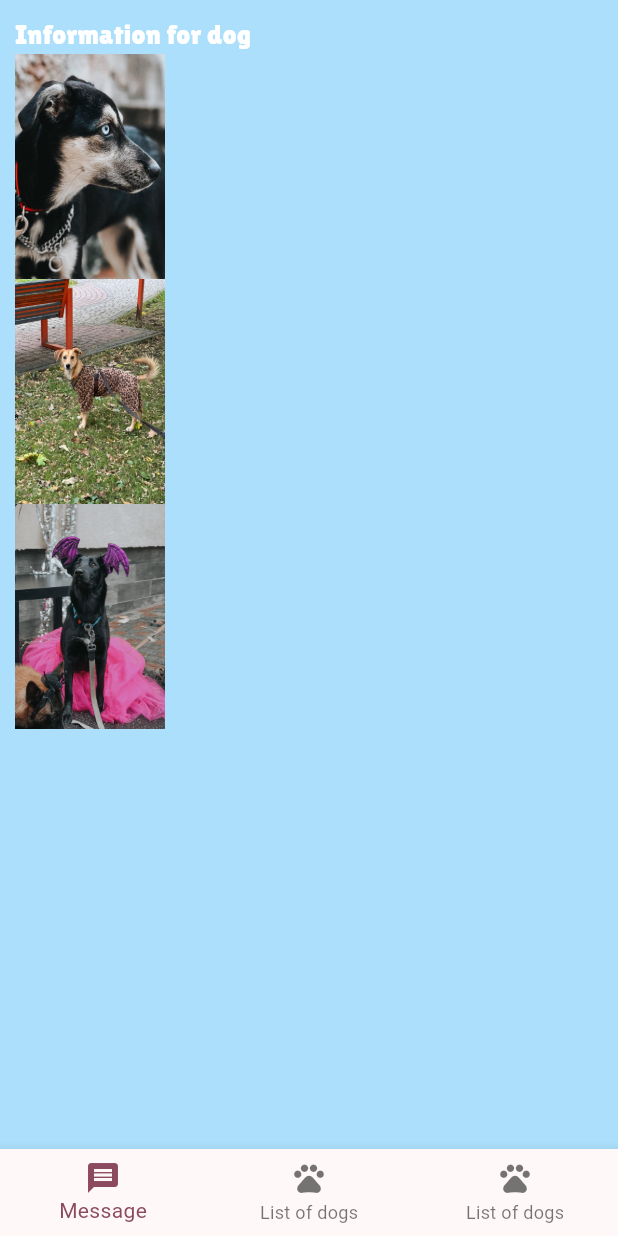
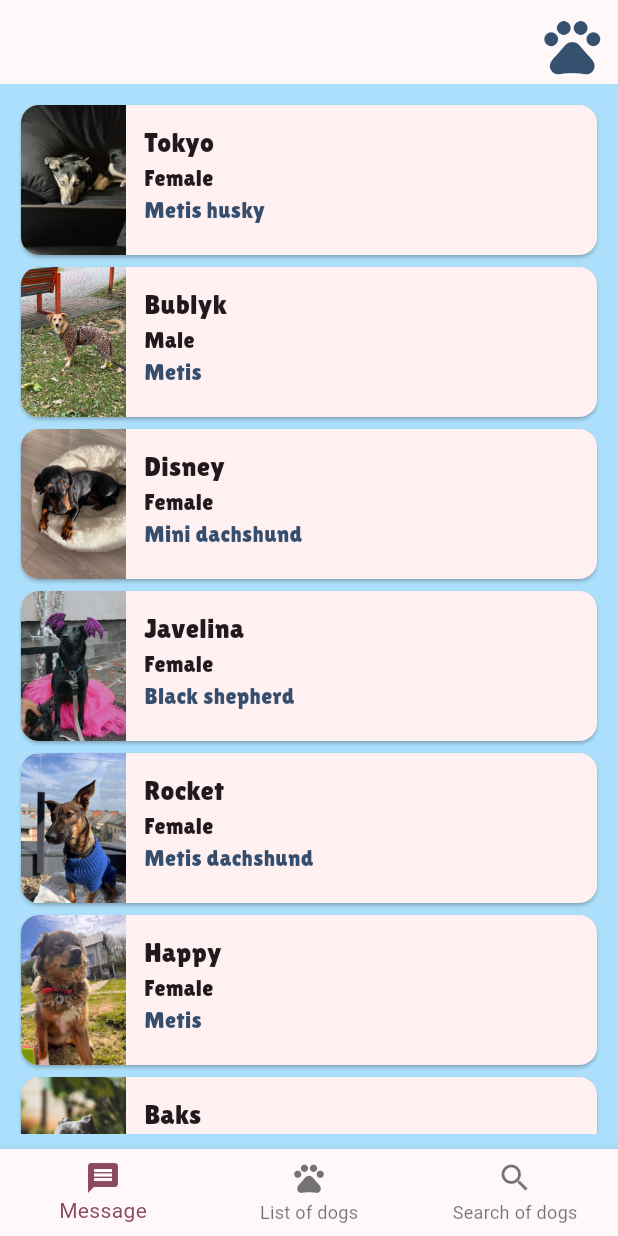
Before and after one commit to LiliaMamutova/dog_friends, a Flutter app: the screen it shows after launch, on a phone screen of 412 x 824 dp. Run offline on Flutter 3.47's test engine with Material 2 defaults, Android fonts, the light colour scheme and no system bars; Roboto replaces fonts that are missing (LilitaOneScript).

Commit message:
Added screen with List and Grid view, adaptation

```diff
--- /dev/null
+++ b/lib/dog_info.model.dart
@@ -0,0 +1,17 @@
+class DogInfo {
+  String image;
+  String name;
+  String breed;
+  String gender;
+  String birthDate;
+  String featureOfDog;
+
+  DogInfo({
+    required this.image,
+    required this.name,
+    required this.breed,
+    required this.gender,
+    required this.birthDate,
+    required this.featureOfDog,
+  });
+}
--- a/lib/dogs_list_feature.dart
+++ b/lib/dogs_list_feature.dart
@@ -1,4 +1,8 @@
 import 'package:flutter/material.dart';
+
+import 'grid_dogs_widget.dart';
+import 'list_dogs_mock_data.dart';
+import 'list_dogs_widget.dart';
 
 class DogsListScreen extends StatefulWidget {
   const DogsListScreen({super.key});
@@ -8,52 +12,47 @@ class DogsListScreen extends StatefulWidget {
 }
 
 class _DogsListScreenState extends State<DogsListScreen> {
+  bool isGridView = false;
+
+  void changeView() {
+    setState(() {
+      isGridView = !isGridView;
+    });
+  }
+
+  void goToMessage(BuildContext context) {
+    // Navigator.of(context)
+    //     .push(MaterialPageRoute(builder: (context) => const MessageScreen()));
+  }
+
+  void goToDogsList(BuildContext context) {
+    // Navigator.of(context)
+    //     .push(MaterialPageRoute(builder: (context) => const DogsListFeature()));
+  }
+
+  void goToSearch(BuildContext context) {
+    // Navigator.of(context)
+    //     .push(MaterialPageRoute(builder: (context) => const SearchScreen()));
+  }
+
   @override
   Widget build(BuildContext context) {
+    final bool isLandScape =
+        MediaQuery.of(context).orientation == Orientation.landscape;
+    final bool isEnoughWidth = MediaQuery.of(context).size.width > 932;
+    final int columnsCount = isLandScape && isEnoughWidth ? 4 : 2;
+
     return Scaffold(
-      body: Padding(
-        padding: const EdgeInsets.all(10.0),
-        child: ListView(children: [
-          Column(
-            mainAxisAlignment: MainAxisAlignment.spaceAround,
-            crossAxisAlignment: CrossAxisAlignment.start,
-            children: [
-              const Text(
-                "Information for dog",
-                style: TextStyle(
-                  color: Colors.white,
-                  fontFamily: "LilitaOneScript",
-                  fontSize: 18,
-                ),
-              ),
-              SizedBox.fromSize(
-                child: Image.asset(
-                  "assets/images/tokyo.jpeg",
-                  height: 150,
-                  width: 100,
-                  fit: BoxFit.fill,
-                ),
-              ),
-              SizedBox.fromSize(
-                child: Image.asset(
-                  "assets/images/bublyk.jpeg",
-                  height: 150,
-                  width: 100,
-                  fit: BoxFit.fill,
-                ),
-              ),
-              SizedBox.fromSize(
-                child: Image.asset(
-                  "assets/images/javelina.jpeg",
-                  height: 150,
-                  width: 100,
-                  fit: BoxFit.fill,
-                ),
-              ),
-            ],
-          )
-        ]),
-      ),
+      appBar: AppBar(actions: [
+        IconButton(
+          onPressed: changeView,
+          icon: const Icon(
+            Icons.pets,
+            size: 45,
+            color: Color(0xCE06284E),
+          ),
+        )
+      ]),
       bottomNavigationBar: BottomNavigationBar(
         items: const <BottomNavigationBarItem>[
           BottomNavigationBarItem(
@@ -65,10 +64,19 @@ class _DogsListScreenState extends State<DogsListScreen> {
             label: "List of dogs",
           ),
           BottomNavigationBarItem(
-            icon: Icon(Icons.pets),
-            label: "List of dogs",
+            icon: Icon(Icons.search),
+            label: "Search of dogs",
           ),
         ],
+      ),
+      body: Padding(
+        padding: const EdgeInsets.all(10.0),
+        child: isLandScape
+            ? GridDogs(
+                dogsList: dogsList,
+                columnsCount: columnsCount,
+              )
+            : ListDogs(dogsList: dogsList),
       ),
     );
   }
--- /dev/null
+++ b/lib/grid_dogs_widget.dart
@@ -0,0 +1,88 @@
+import 'package:flutter/material.dart';
+
+import 'dog_info.model.dart';
+import 'text_scaler.dart';
+
+class GridDogs extends StatelessWidget {
+  const GridDogs({
+    super.key,
+    required this.dogsList,
+    required this.columnsCount,
+  });
+
+  final List<DogInfo> dogsList;
+  final int columnsCount;
+
+  @override
+  Widget build(BuildContext context) {
+    return GridView.builder(
+      itemCount: dogsList.length,
+      gridDelegate: SliverGridDelegateWithFixedCrossAxisCount(
+        crossAxisCount: columnsCount,
+        mainAxisExtent: 180,
+      ),
+      itemBuilder: (BuildContext context, int index) {
+        final DogInfo dog = dogsList[index];
+        return Card(
+          margin: const EdgeInsets.symmetric(vertical: 5, horizontal: 5),
+          shape: RoundedRectangleBorder(
+            borderRadius: BorderRadius.circular(18),
+          ),
+          child: Padding(
+            padding: const EdgeInsets.all(8.0),
+            child: Row(
+              crossAxisAlignment: CrossAxisAlignment.start,
+              mainAxisAlignment: MainAxisAlignment.spaceEvenly,
+              children: [
+                Column(
+                  children: [
+                    CircleAvatar(
+                      backgroundImage: AssetImage(dog.image),
+                      radius: 55,
+                    ),
+                    Text(
+                      dog.name,
+                      style: const TextStyle(
+                        fontSize: 20,
+                        fontFamily: "LilitaOneScript",
+                      ),
+                    ),
+                  ],
+                ),
+                Column(
+                  crossAxisAlignment: CrossAxisAlignment.start,
+                  children: [
+                    Text(
+                      dog.gender,
+                      textScaleFactor: textScaleFactor(context),
+                      style: const TextStyle(
+                        fontSize: 12,
+                        fontFamily: "LilitaOneScript",
+                      ),
+                    ),
+                    Text(
+                      dog.breed,
+                      textScaleFactor: textScaleFactor(context),
+                      style: const TextStyle(
+                        fontSize: 12,
+                        fontFamily: "LilitaOneScript",
+                      ),
+                    ),
+                    Text(
+                      dog.birthDate,
+                      textScaleFactor: textScaleFactor(context),
+                      style: const TextStyle(
+                        fontSize: 12,
+                        fontFamily: "LilitaOneScript",
+                      ),
+                    ),
+                  ],
+                ),
+              ],
+            ),
+          ),
+        );
+      },
+    );
+  }
+}
--- /dev/null
+++ b/lib/list_dogs_mock_data.dart
@@ -0,0 +1,68 @@
+import 'dog_info.model.dart';
+
+List<DogInfo> dogsList = [
+  DogInfo(
+    name: "Tokyo",
+    breed: "Metis husky",
+    gender: "Female",
+    birthDate: "21.04.2022",
+    featureOfDog: "Average height. Sterilized",
+    image: "assets/images/tokyo1.jpeg",
+  ),
+  DogInfo(
+    name: "Bublyk",
+    breed: "Metis",
+    gender: "Male",
+    birthDate: "20.05.2022",
+    featureOfDog: "Average height. Emasculate",
+    image: "assets/images/bublyk.jpeg",
+  ),
+  DogInfo(
+    name: "Disney",
+    breed: "Mini dachshund",
+    gender: "Female",
+    birthDate: "30.05.2022",
+    featureOfDog: "Average height. Not sterilized",
+    image: "assets/images/disney.jpeg",
+  ),
+  DogInfo(
+    name: "Javelina",
+    breed: "Black shepherd",
+    gender: "Female",
+    birthDate: "15.02.2022",
+    featureOfDog: "Average height. Not sterilized",
+    image: "assets/images/javelina.jpeg",
+  ),
+  DogInfo(
+    name: "Rocket",
+    breed: "Metis dachshund",
+    gender: "Female",
+    birthDate: "12.01.2021",
+    featureOfDog: "Small height. Sterilized",
+    image: "assets/images/rocket.jpeg",
+  ),
+  DogInfo(
+    name: "Happy",
+    breed: "Metis",
+    gender: "Female",
+    birthDate: "30.05.2022",
+    featureOfDog: "Average height. Not sterilized",
+    image: "assets/images/happy.jpeg",
+  ),
+  DogInfo(
+    name: "Baks",
+    breed: "Am. Bully",
+    gender: "Male",
+    birthDate: "11.05.2023",
+    featureOfDog: "Average height. Not sterilized",
+    image: "assets/images/baks.jpeg",
+  ),
+  DogInfo(
+    name: "Feona",
+    breed: "Husky",
+    gender: "Female",
+    birthDate: "03.09.2023",
+    featureOfDog: "Average height. Not sterilized",
+    image: "assets/images/husky.jpeg",
+  ),
+];
--- /dev/null
+++ b/lib/list_dogs_widget.dart
@@ -0,0 +1,70 @@
+import 'package:flutter/material.dart';
+
+import 'dog_info.model.dart';
+
+class ListDogs extends StatelessWidget {
+  const ListDogs({
+    super.key,
+    required this.dogsList,
+  });
+
+  final List<DogInfo> dogsList;
+
+  @override
+  Widget build(BuildContext context) {
+    return ListView.builder(
+      itemCount: dogsList.length,
+      itemBuilder: (BuildContext context, int index) {
+        final DogInfo item = dogsList[index];
+        return GestureDetector(
+          onTap: () {},
+          child: Card(
+            clipBehavior: Clip.antiAlias,
+            child: SizedBox(
+              height: 100,
+              child: Row(
+                mainAxisAlignment: MainAxisAlignment.start,
+                children: [
+                  Image.asset(
+                    item.image,
+                    width: 70,
+                    height: 100,
+                    fit: BoxFit.cover,
+                  ),
+                  Padding(
+                    padding: const EdgeInsets.all(12.0),
+                    child: Column(
+                      crossAxisAlignment: CrossAxisAlignment.start,
+                      children: [
+                        Text(
+                          item.name,
+                          style: const TextStyle(
+                            fontSize: 18,
+                            fontFamily: "LilitaOneScript",
+                          ),
+                        ),
+                        Text(
+                          item.gender,
+                          style: const TextStyle(
+                              fontSize: 15, fontFamily: "LilitaOneScript"),
+                        ),
+                        Text(
+                          item.breed,
+                          style: const TextStyle(
+                            fontSize: 15,
+                            fontFamily: "LilitaOneScript",
+                            color: Color(0xCE06284E),
+                          ),
+                        ),
+                      ],
+                    ),
+                  ),
+                ],
+              ),
+            ),
+          ),
+        );
+      },
+    );
+  }
+}
--- a/lib/screen_1.dart
+++ /dev/null
@@ -1 +0,0 @@
-// TODO Implement this library.
--- /dev/null
+++ b/lib/text_scaler.dart
@@ -0,0 +1,10 @@
+import 'dart:math';
+
+import 'package:flutter/material.dart';
+
+double textScaleFactor(BuildContext context,
+    {double maxTextScaleFactor = 1.3}) {
+  final width = MediaQuery.of(context).size.width;
+  double val = (width / 1400) * maxTextScaleFactor;
+  return max(1, min(val, maxTextScaleFactor));
+}
```
Also changed, not shown: assets/images/baks.jpeg (added), assets/images/disney.jpeg (added), assets/images/happy.jpeg (added), assets/images/husky.jpeg (added), assets/images/rocket.jpeg (added), assets/images/tokyo1.jpeg (added).
